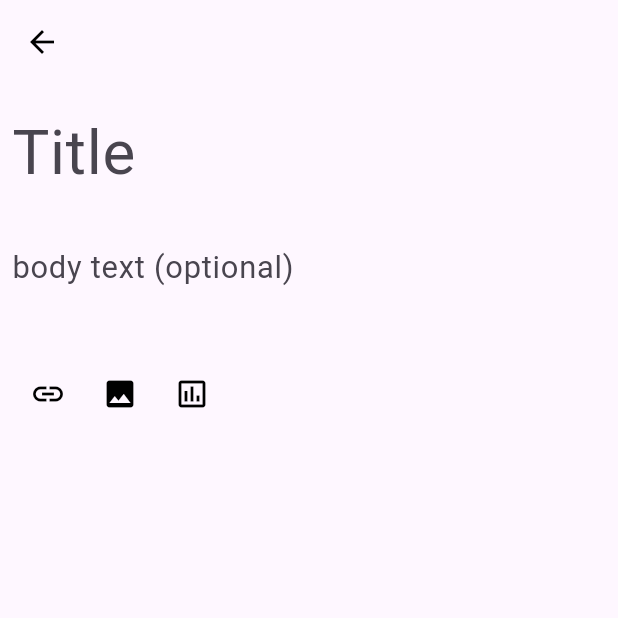
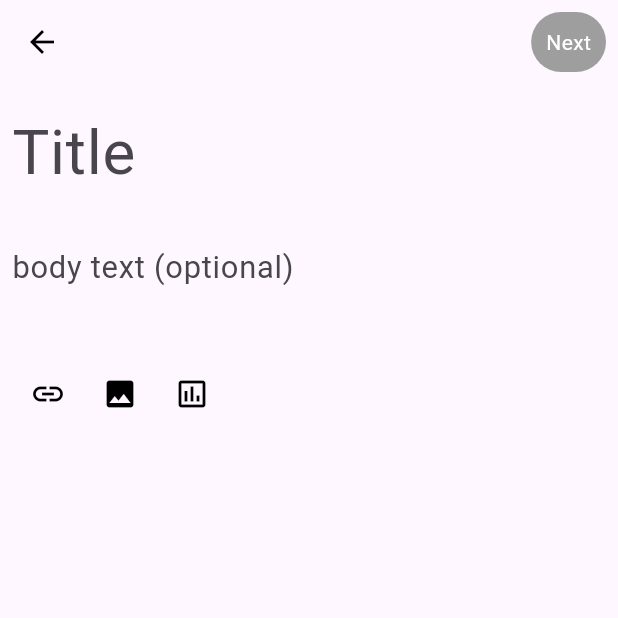
Before and after one commit to Michael1221994/Reddit_mobile_app, a Flutter app: the screen it shows once a user with an empty profile is signed in, item 3 of the bottom bar chosen, on a phone screen of 412 x 824 dp, the top half of it. Run offline on Flutter 3.47's test engine with Material 3 defaults, Android fonts, the light colour scheme and no system bars; our stand-ins replace cloud_firestore, firebase_auth, firebase_core, google_sign_in, image_picker; missing offline and left inert: cloudinary_flutter, cloudinary_url_gen; accounts and stored records are empty.

Commit message:
added a button on create post and modified the firestore service file

```diff
--- a/lib/Pages/create_post.dart
+++ b/lib/Pages/create_post.dart
@@ -3,6 +3,7 @@ import 'package:flutter/material.dart';
 import 'package:flutter/widgets.dart';
 import 'package:image_picker/image_picker.dart';
 import 'package:reddit_attempt2/Custom_Widgets/poll_build.dart';
+import 'package:reddit_attempt2/container.dart';
 
 class CreatepostV1 extends StatefulWidget {
   const CreatepostV1({super.key});
@@ -15,9 +16,12 @@ class _CreatepostV1State extends State<CreatepostV1> {
   Key pollSectionKey = UniqueKey();
 
   TextEditingController Title=TextEditingController();
-  TextEditingController TextController=TextEditingController();
+  TextEditingController bodyTextController=TextEditingController();
   TextEditingController poll1 = TextEditingController();
   TextEditingController poll2 = TextEditingController();
+  bool containsPost=false;
+
+
 
   Map<int, TextEditingController> textControllers = {
     0: TextEditingController(), // Controller for the first input field
@@ -25,6 +29,28 @@ class _CreatepostV1State extends State<CreatepostV1> {
     2: TextEditingController(), // Controller for the third input field
     3: TextEditingController(), // Controller for the fourth input field
   };
+
+    @override
+  void initState() {
+    super.initState();
+
+    // Add listeners to your controllers
+    bodyTextController.addListener(_updateButtonState);
+    poll1.addListener(_updateButtonState);
+    poll2.addListener(_updateButtonState);
+    LinkController.addListener(_updateButtonState);
+  }
+  bool isPostValid = false;
+
+void _updateButtonState() {
+  final newState = containPost();
+  if (newState != isPostValid) {
+    setState(() {
+      isPostValid = newState;
+    });
+  }
+}
+
   List<int> pollIndices = []; // Track added polls
   final ImagePicker _picker = ImagePicker();
   XFile? _image;
@@ -42,7 +68,26 @@ class _CreatepostV1State extends State<CreatepostV1> {
   Widget build(BuildContext context) {
     return Scaffold(
       appBar: AppBar(
-        leading: IconButton(onPressed: () => Navigator.pop(context), icon: Icon(Icons.arrow_back, color: Colors.black,)),
+        leading:IconButton(onPressed: () => Navigator.pop(context), icon: Icon(Icons.arrow_back, color: Colors.black,)),
+        actions: [
+            Row(
+            children: [
+
+            Padding(
+              padding: const EdgeInsets.all(8.0),
+              child: GestureDetector(
+                onTap: isPostValid ? (){} : null,
+                child: Container(
+                  padding: const EdgeInsets.all(10.0),
+                  decoration: BoxDecoration(
+                     color: isPostValid? Colors.blue[900] : Colors.grey, borderRadius: BorderRadius.circular(20)),
+                  child: const Text("Next", style: TextStyle(color: Colors.white),),),
+              ),
+            )
+          ],
+        ),
+        ],
+
       ),
       body: SingleChildScrollView(
         child: Padding(
@@ -53,7 +98,7 @@ class _CreatepostV1State extends State<CreatepostV1> {
               mainAxisSize: MainAxisSize.min, // Allows column to shrink and grow dynamically
               children: [
                 TextField(controller: Title, decoration: InputDecoration(labelText: 'Title', floatingLabelBehavior: FloatingLabelBehavior.never, border: InputBorder.none, labelStyle: TextStyle(fontSize: MediaQuery.of(context).size.width*0.1,)),),
-                SizedBox(height: 10),
+                const SizedBox(height: 10),
                 Flexible(
                   fit: FlexFit.loose,
                   child: Wrap(
@@ -61,8 +106,8 @@ class _CreatepostV1State extends State<CreatepostV1> {
                   ),
                 ),
                 TextField(
-                  controller: TextController, decoration: InputDecoration(labelText: "body text (optional)", floatingLabelBehavior: FloatingLabelBehavior.never, border: InputBorder.none, labelStyle: TextStyle(fontSize: MediaQuery.of(context).size.width*0.05,)),),
-                SizedBox(height: 10),
+                  controller: bodyTextController, decoration: InputDecoration(labelText: "body text (optional)", floatingLabelBehavior: FloatingLabelBehavior.never, border: InputBorder.none, labelStyle: TextStyle(fontSize: MediaQuery.of(context).size.width*0.05,)),),
+                const SizedBox(height: 10),
                 Flexible(
                   fit: FlexFit.loose,
                   child: Wrap(
@@ -87,6 +132,17 @@ class _CreatepostV1State extends State<CreatepostV1> {
       );
   }
 
+  bool containPost() {
+    if(bodyTextController.text.isNotEmpty || (poll2.text.isNotEmpty && poll1.text.isNotEmpty ) || poll1.text.isNotEmpty || _image != null || LinkController.text.isNotEmpty ){
+
+        return true;
+
+      }
+      return false;
+  }
+
+
+
   void addtextfield(){
     setState(() {
       if(showfield==false){
@@ -94,7 +150,7 @@ class _CreatepostV1State extends State<CreatepostV1> {
         if(linktextfield==null){
           linktextfield=TextField(
           controller: LinkController,
-           decoration: InputDecoration(
+           decoration: const InputDecoration(
               labelText: "link",
         )
       );
@@ -117,6 +173,7 @@ class _CreatepostV1State extends State<CreatepostV1> {
     setState(() {
       _image = selectedImage;
     });
+      _updateButtonState();
   }
 
   void _addPollBuild(){
@@ -143,41 +200,4 @@ void updatePollSection() {
     pollSectionKey = UniqueKey();  // Change the key to force rebuild
   }
 
-
-
-
-//void addPoll() {
-  //if (counter < 6) {
-    //print("adding poll");
-    //setState(() {
-      //int newIndex = textControllers.length;
-      //textControllers[newIndex] = TextEditingController(); // Dynamically add a new controller to the map
-      //pollIndices.add(newIndex); // Use newIndex to track added polls correctly
-      //nextPollIndex++;
-      //newpoll.add(buildPollRow(newIndex));
-      //counter++;
-    //});
-  //}
-//}
-
-void removeasIsaid(){
-  print("Just got called");
 }
-
-
-
- //void removePolls(int index) {
-  //print("REMOVE POLL PRESSED");
-  //setState(() {
-
-    //int keyToRemove = pollIndices[index];
-    //textControllers[keyToRemove]?.dispose(); // Dispose of the controller
-    //textControllers.remove(keyToRemove); // Remove controller from the map
-    //pollIndices.removeAt(index); // Adjust indices list accordingly
-    //counter--;
-    //newpoll.removeLast();
-    //newpoll.remove(buildPollRow(index));
-  //});
-//}
-
-}
--- a/lib/Services/firestore.dart
+++ b/lib/Services/firestore.dart
@@ -37,7 +37,7 @@ class FirestoreService {
   DateTime oneyearago= DateTime.now().subtract(Duration(days: 365));
 
   //Create the different documents on Firestore
-  Future<Future<DocumentReference<Object?>>> createPost(String? post_type, String title, String? Text, DateTime posted_when, String? sub_id, String? user_id, List<String> flaires, String post_id, String? image_name, String? video_name, String link) async {  // not sure about image name, video name, post_id, link
+  Future<Future<DocumentReference<Object?>>> createPost(String? post_type, String? title, String? Text, DateTime posted_when, String? sub_id, String? user_id, List<String>? flaires,Map<String, int>? pollOptions,int? pollDurationDays, String? image_name, String? video_name, String link) async {  // not sure about image name, video name, post_id, link
     return postCollection.add(
       {
       'title': title,
@@ -50,7 +50,8 @@ class FirestoreService {
       'number_of_upvotes': 0,
       'number_of_downvotes': 0,
       'flaires': flaires,
-      'post_id': post_id,
+      'pollOptions': pollOptions,
+      'pollDurationDays': pollDurationDays,
       'image_name': image_name,
       'video_name': video_name,
       'link': link
```
Also changed, not shown: lib/createpostbloc/createpost_bloc.dart (deleted, +0 -62 lines), lib/createpostbloc/createpost_event.dart (deleted, +0 -52 lines), lib/createpostbloc/createpost_model.dart (deleted, +0 -14 lines), lib/createpostbloc/createpost_state.dart (deleted, +0 -61 lines), 1 other file.
